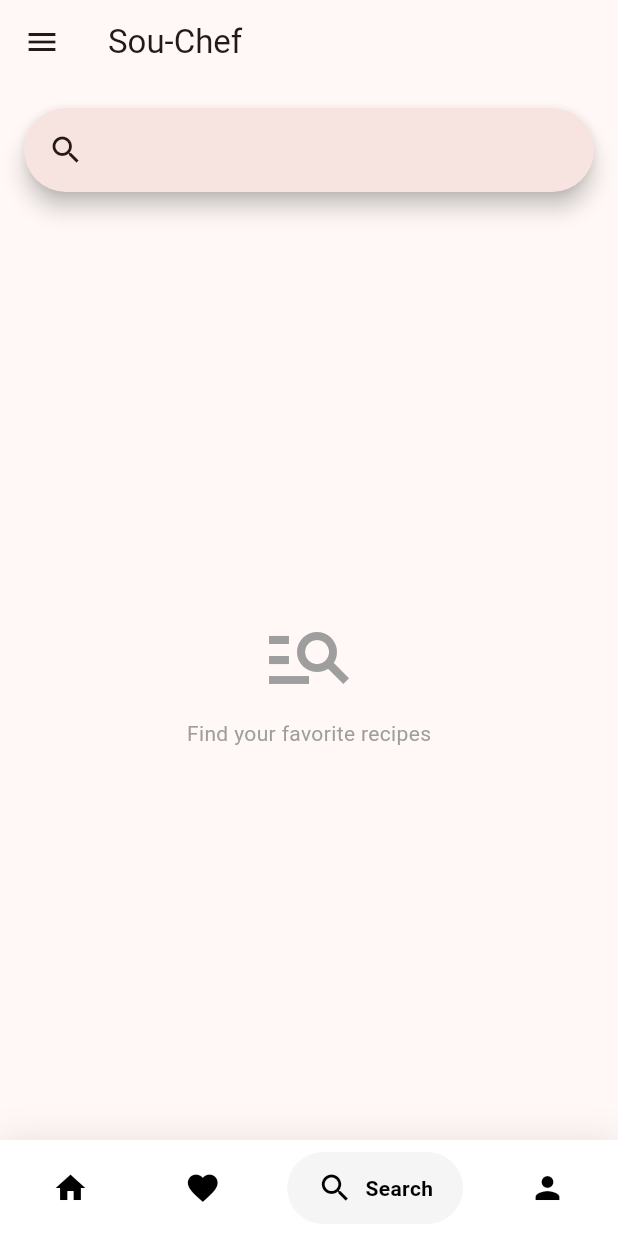
After one commit to Excaliosee/Sou-Chef, a Flutter app: the HomePage screen opened directly, item 3 of the bottom bar chosen, in the side drawer, after a tap on the "search" icon, on a phone screen of 412 x 824 dp. The commit adds this screen. Run offline on Flutter 3.47's test engine with Material 3 defaults, Android fonts, the phone set to English and light mode, and no system bars; drawn by our look-alikes of google_nav_bar; our stand-ins replace equatable, firebase_auth, firebase_core, flutter_bloc, flutter_tts, permission_handler; missing offline and left inert: flutter_sound; accounts and stored records are empty; network calls fail.

Commit message:
feat: Added search by title and swipe to switch between pages.

```diff
--- a/sou_chef_flutter/lib/screens/home_page.dart
+++ b/sou_chef_flutter/lib/screens/home_page.dart
@@ -6,6 +6,7 @@ import 'package:sou_chef_flutter/bloc/recipe_bloc/recipe_bloc.dart';
 import 'package:sou_chef_flutter/screens/likes_page.dart';
 import 'package:sou_chef_flutter/screens/my_recipes_page.dart';
 import 'package:sou_chef_flutter/screens/recipe_page.dart';
+import 'package:sou_chef_flutter/screens/search_page.dart';
 import 'package:sou_chef_flutter/widgets/my_drawer.dart';
 import 'package:sou_chef_flutter/screens/add_recipe_page.dart';
 
@@ -19,11 +20,18 @@ class HomePage extends StatefulWidget {
 class _HomePageState extends State<HomePage> {
 
   int _selectedIndex = 0;
+  final PageController _pageController = PageController();
+
+  @override
+  void dispose() {
+    _pageController.dispose();
+    super.dispose();
+  }
 
   final List<Widget> _pages = [
     const RecipePage(),
     const LikesPage(),
-    const Center(child: Text("Search Page", style: TextStyle(fontSize: 24))),
+    const SearchPage(),
     const MyRecipesPage(),
   ];
 
@@ -56,7 +64,15 @@ class _HomePageState extends State<HomePage> {
           ),
           drawer: MyDrawer(),
 
-          body: _pages[_selectedIndex],
+          body: PageView(
+            controller: _pageController,
+            onPageChanged: (index) {
+              setState(() {
+                _selectedIndex = index;
+              });
+            },
+            children: _pages,
+          ),
 
           bottomNavigationBar: Container(
             decoration: BoxDecoration(
@@ -105,6 +121,7 @@ class _HomePageState extends State<HomePage> {
                     setState(() {
                       _selectedIndex = index;
                     });
+                    _pageController.animateToPage(index, duration: const Duration(milliseconds: 300), curve: Curves.easeOut);
                     if (index == 0) {
                       context.read<RecipeBloc>().add(FetchRecipes());
                     }
--- a/sou_chef_flutter/lib/screens/my_recipes_page.dart
+++ b/sou_chef_flutter/lib/screens/my_recipes_page.dart
@@ -26,30 +26,20 @@ class MyRecipesPage extends StatelessWidget {
             width: double.infinity,
             child: Column(
               children: [
-                const CircleAvatar(
-                  radius: 40,
-                  backgroundColor: Colors.grey,
-                  child: Icon(Icons.person, size: 40, color: Colors.white,)
+                CircleAvatar(
+                  backgroundColor: Colors.white,
+                  radius: 50,
+                  child: Text(
+                    (user.displayName ?? "U")[0].toUpperCase(),
+                    style: TextStyle(fontSize: 24, fontWeight: FontWeight.bold),
+                  ),
                 ),
 
                 const SizedBox(height: 10),
 
                 Text(
-                  user.email ?? "User",
-                  style: TextStyle(fontSize: 18, fontWeight: FontWeight.bold),
-                ),
-
-                const SizedBox(height: 5),
-
-                Text("User ID: ${user.uid}", style: TextStyle(color: Colors.grey[600], fontSize: 12)),
-
-                const SizedBox(height: 10),
-
-                ElevatedButton(
-                  onPressed: () async {
-                    await FirebaseAuth.instance.signOut();
-                  },
-                  child: const Text("Sign out"),
+                  user.displayName ?? "Chef",
+                  style: TextStyle(fontSize: 24, fontWeight: FontWeight.bold),
                 ),
               ],
             ),
@@ -60,6 +50,7 @@ class MyRecipesPage extends StatelessWidget {
             child: Text(
               "My Recipes",
               style: TextStyle(fontSize: 20, fontWeight: FontWeight.bold),
+              textAlign: TextAlign.center,
             ),
           ),
 
--- /dev/null
+++ b/sou_chef_flutter/lib/screens/search_page.dart
@@ -0,0 +1,100 @@
+import 'package:flutter/material.dart';
+import 'package:sou_chef_flutter/bloc/recipe_bloc/recipe_bloc.dart';
+import 'package:sou_chef_flutter/models/recipe.dart';
+import 'package:sou_chef_flutter/screens/recipe_detail_screen.dart';
+import 'package:flutter_bloc/flutter_bloc.dart';
+
+class SearchPage extends StatefulWidget {
+  const SearchPage({super.key});
+
+  @override
+  State<SearchPage> createState() => _SearchPageState();
+}
+
+class _SearchPageState extends State<SearchPage> {
+
+  @override
+  Widget build(BuildContext context) {
+    return Scaffold(
+      body: Column(
+        children: [
+          Padding(
+            padding: const EdgeInsets.all(16.0),
+            child: SearchAnchor(
+              builder: (BuildContext context, SearchController controller) {
+                return SearchBar(
+                  controller: controller,
+                  padding: const WidgetStatePropertyAll<EdgeInsets>(EdgeInsets.symmetric(horizontal: 16.0),),
+                  onTap: () {
+                    controller.openView();
+                  },
+                  onChanged: (_) {
+                    controller.openView();
+                  },
+                  leading: const Icon(Icons.search),
+                );
+              },
+              suggestionsBuilder: (BuildContext context, SearchController controller) {
+                final String query = controller.text.toLowerCase();
+                final state = context.read<RecipeBloc>().state;
+
+                if (state is RecipeLoaded) {
+                  final List<Recipe> matches = state.recipes.where((recipe) {
+                    return recipe.title.toLowerCase().contains(query);
+                  }).toList();
+
+                  if (matches.isEmpty) {
+                    return [
+                      const Padding(
+                        padding: EdgeInsets.all(20.0),
+                        child: Center(child: Text("No yunmy recipes found.")),
+                      ),
+                    ];
+                  }
+
+                  return matches.map((recipe) {
+                    return Card(
+                      margin: const EdgeInsets.all(8.0),
+                      child: ListTile(
+                        title: Text(recipe.title),
+                        subtitle: Text(
+                          'Cook Time: ${recipe.cookTime} mins | Prep Time: ${recipe.prepTime} mins',
+                        ),
+                        trailing: const Icon(Icons.chevron_right),
+                        onTap: () {
+                          controller.closeView(recipe.title);
+
+                          Navigator.push(
+                            context,
+                            MaterialPageRoute(
+                              builder: (context) => RecipeDetailScreen(recipe: recipe),
+                            ),
+                          );
+                        },
+                      ),
+                    );
+                  }).toList();
+                }
+
+                return [const Center(child: CircularProgressIndicator())];
+              },
+            )
+          ),
+
+          const Expanded(
+            child: Center(
+              child: Column(
+                mainAxisAlignment: MainAxisAlignment.center,
+                children: [
+                  Icon(Icons.manage_search, size: 64, color: Colors.grey,),
+                  SizedBox(height: 10),
+                  Text("Find your favorite recipes", style: TextStyle(color: Colors.grey)),
+                ],
+              ),
+            )
+          ),
+        ],
+      ),
+    );
+  }
+}
```
